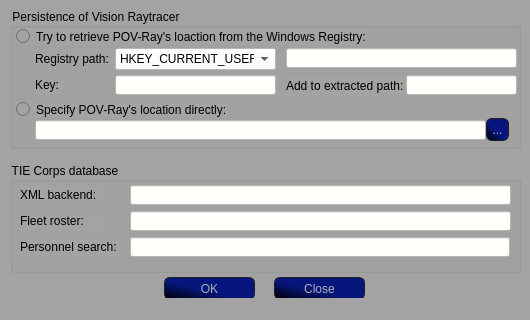
Before: the Qt Designer form TTT3/_Source/data/uis/config.ui in SmTaUcM/TTT3, drawn with Qt 5.
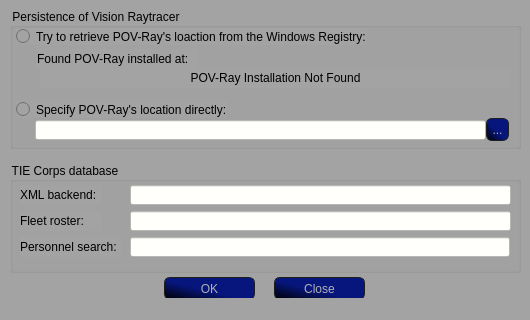
After: the same form once the commit is applied. Icons and pictures are not drawn.

Commit message: Build - New registry detection system.

```diff
--- a/TTT3/_Source/data/uis/config.ui
+++ b/TTT3/_Source/data/uis/config.ui
@@ -199,87 +199,12 @@
     <widget class="QLabel" name="label_6">
      <property name="geometry">
       <rect>
-       <x>25</x>
+       <x>27</x>
        <y>41</y>
-       <width>80</width>
-       <height>20</height>
-      </rect>
-     </property>
-     <property name="font">
-      <font>
-       <family>Arial</family>
-       <pointsize>9</pointsize>
-      </font>
-     </property>
-     <property name="text">
-      <string>Registry path:</string>
-     </property>
-    </widget>
-    <widget class="QComboBox" name="cb_reg">
-     <property name="enabled">
-      <bool>true</bool>
-     </property>
-     <property name="geometry">
-      <rect>
-       <x>105</x>
-       <y>40</y>
        <width>161</width>
-       <height>22</height>
-      </rect>
-     </property>
-     <property name="styleSheet">
-      <string notr="true">QComboBox
-{
-    background-color: rgb(255, 255, 252);
-}
-
-QComboBox:!enabled
-{
-	background-color: darkgray;
-}</string>
-     </property>
-     <item>
-      <property name="text">
-       <string>HKEY_CURRENT_USER</string>
-      </property>
-     </item>
-    </widget>
-    <widget class="QLineEdit" name="le_regPath">
-     <property name="enabled">
-      <bool>true</bool>
-     </property>
-     <property name="geometry">
-      <rect>
-       <x>276</x>
-       <y>40</y>
-       <width>231</width>
        <height>20</height>
       </rect>
      </property>
-     <property name="styleSheet">
-      <string notr="true">QLineEdit
-{
-    background-color: rgb(255, 255, 252);
-}
-
-QLineEdit:!enabled
-{
-	background-color: darkgray;
-}</string>
-     </property>
-     <property name="text">
-      <string/>
-     </property>
-    </widget>
-    <widget class="QLabel" name="label_7">
-     <property name="geometry">
-      <rect>
-       <x>25</x>
-       <y>67</y>
-       <width>31</width>
-       <height>20</height>
-      </rect>
-     </property>
      <property name="font">
       <font>
        <family>Arial</family>
@@ -287,45 +212,21 @@
       </font>
      </property>
      <property name="text">
-      <string>Key:</string>
+      <string>Found POV-Ray installed at:</string>
      </property>
     </widget>
-    <widget class="QLineEdit" name="le_key">
+    <widget class="QLabel" name="lbl_regPath">
      <property name="enabled">
       <bool>true</bool>
      </property>
      <property name="geometry">
       <rect>
-       <x>105</x>
-       <y>67</y>
-       <width>161</width>
+       <x>30</x>
+       <y>60</y>
+       <width>471</width>
        <height>20</height>
       </rect>
      </property>
-     <property name="styleSheet">
-      <string notr="true">QLineEdit
-{
-    background-color: rgb(255, 255, 252);
-}
-
-QLineEdit:!enabled
-{
-	background-color: darkgray;
-}</string>
-     </property>
-     <property name="text">
-      <string/>
-     </property>
-    </widget>
-    <widget class="QLabel" name="label_8">
-     <property name="geometry">
-      <rect>
-       <x>276</x>
-       <y>68</y>
-       <width>121</width>
-       <height>20</height>
-      </rect>
-     </property>
      <property name="font">
       <font>
        <family>Arial</family>
@@ -333,34 +234,10 @@
       </font>
      </property>
      <property name="text">
-      <string>Add to extracted path:</string>
+      <string>POV-Ray Installation Not Found</string>
      </property>
-    </widget>
-    <widget class="QLineEdit" name="le_executable">
-     <property name="enabled">
-      <bool>true</bool>
-     </property>
-     <property name="geometry">
-      <rect>
-       <x>396</x>
-       <y>67</y>
-       <width>111</width>
-       <height>20</height>
-      </rect>
-     </property>
-     <property name="styleSheet">
-      <string notr="true">QLineEdit
-{
-    background-color: rgb(255, 255, 252);
-}
-
-QLineEdit:!enabled
-{
-	background-color: darkgray;
-}</string>
-     </property>
-     <property name="text">
-      <string/>
+     <property name="alignment">
+      <set>Qt::AlignCenter</set>
      </property>
     </widget>
     <widget class="QLineEdit" name="le_specPath">
```
Left out of the diff: 2 changed lines with no effect on the pictures. The commit also changes 7 other files.
